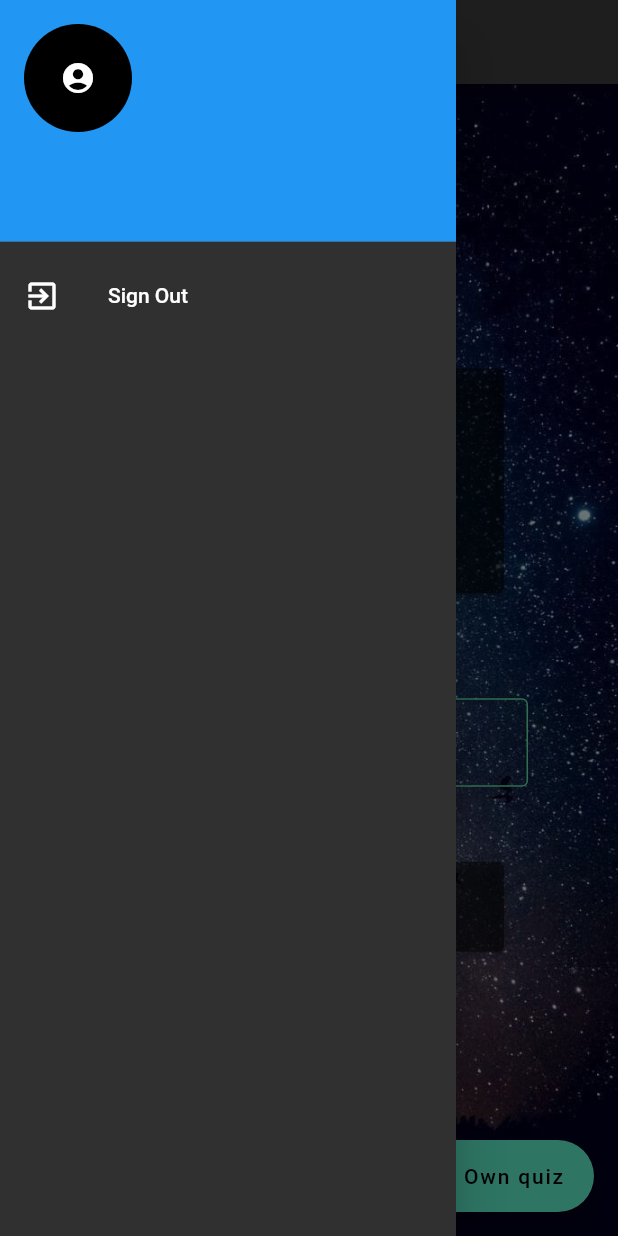
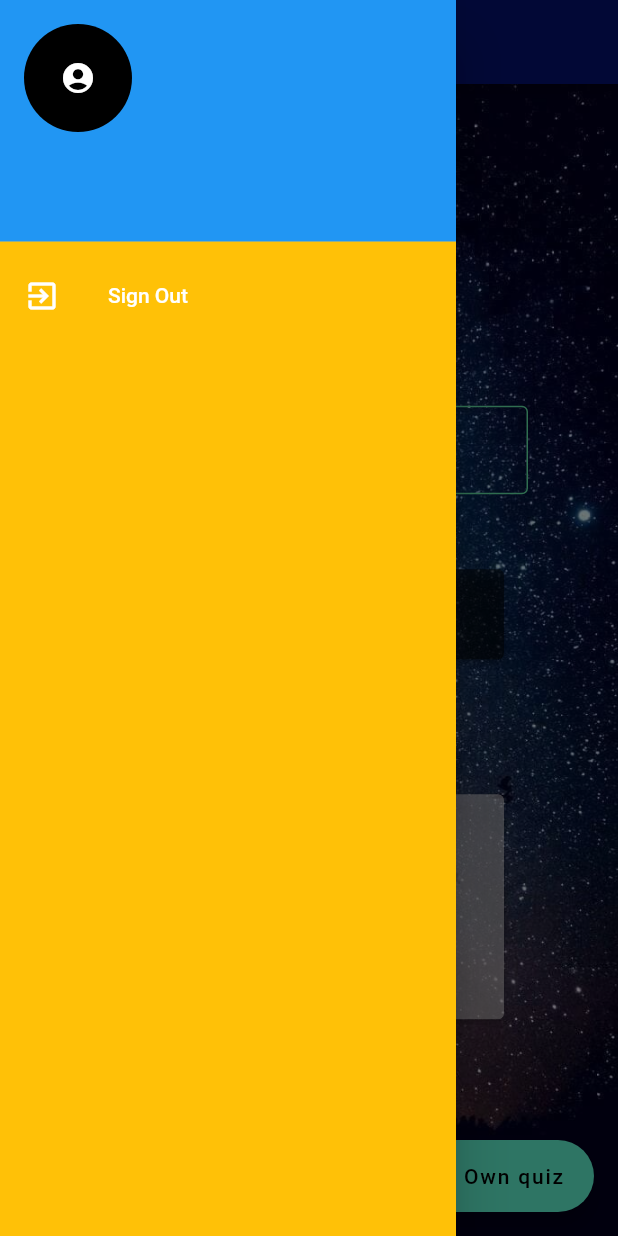
Before and after one commit to aktrxx/PollingApp, a Flutter app: the screen it shows once a user with an empty profile is signed in, in the side drawer, after a tap on "ENTER POLL", on a phone screen of 412 x 824 dp. Run offline on Flutter 3.47's test engine with Material 2 defaults, Android fonts, the phone set to English and light mode, and no system bars; our stand-ins replace cloud_firestore, firebase_auth, firebase_core, flutter_svg, font_awesome_flutter, get and 1 more; missing offline and left inert: qr_code_scanner; accounts and stored records are empty.

Commit message:
final hakcathon

```diff
--- a/lib/Pages/Home.dart
+++ b/lib/Pages/Home.dart
@@ -2,6 +2,8 @@
 
 import 'package:flutter/material.dart';
 import 'package:poll/Pages/AddPoll.dart';
+import 'package:poll/Pages/admin/addquiz.dart';
+import 'package:poll/Pages/groups.dart';
 import 'package:poll/Pages/navbar.dart';
 import 'package:poll/Pages/qr.dart';
 import 'package:poll/Pages/quiz/quiz_screen.dart';
@@ -16,84 +18,79 @@ class HomePage extends StatefulWidget {
 }
 
 class _HomePageState extends State<HomePage> {
-
   String radioItem = '';
   final _codeController = TextEditingController();
   @override
   Widget build(BuildContext context) {
     return Scaffold(
-      floatingActionButton: FloatingActionButton.extended(onPressed: (() => Navigator.push(
-                  context, MaterialPageRoute(builder: (context) => AddPoll())) ),
-                  label: Text('Create Your Own quiz'),),
-      appBar: AppBar(title: Text('HOME'),),
+      floatingActionButton: FloatingActionButton.extended(
+        onPressed: (() => Navigator.push(
+            context, MaterialPageRoute(builder: (context) => AddQuiz()))),
+        label: Text('Create Your Own quiz'),
+      ),
+      appBar: AppBar(
+          title: Text('HOME'),
+          backgroundColor: Color.fromARGB(255, 4, 17, 118)),
       body: Container(
         constraints: const BoxConstraints.expand(),
-
         decoration: const BoxDecoration(
           image: DecorationImage(
               image: AssetImage("assets/treee.jpg"), fit: BoxFit.cover),
         ),
-      child : Center(
+        child: PageView(children: [
+          Center(
             child: Column(
               mainAxisAlignment: MainAxisAlignment.center,
               children: [
+                SizedBox(height: 70),
+                Padding(
+                  padding: EdgeInsets.only(left: 60.0, right: 60.0),
+                  child: TextField(
+                    controller: _codeController,
+                    obscureText: false,
+                    decoration: const InputDecoration(
+                      enabledBorder: OutlineInputBorder(
+                        borderSide:
+                            BorderSide(width: 1, color: Colors.greenAccent),
+                      ),
+                      hintText: 'Enter Code',
+
+                      //fillColor: Colors.black
+                    ),
+                  ),
+                ),
+                SizedBox(height: 50),
+                SizedBox(
+                  height: 60,
+                  width: 260,
+                  child: ElevatedButton(
+                      style: ElevatedButton.styleFrom(
+                        primary: Colors.black.withOpacity(0.5),
+                      ),
+                      onPressed: (() => Navigator.push(
+                          context,
+                          MaterialPageRoute(
+                              builder: (context) => QuizScreen()))),
+                      child: Text('ENTER POLL')),
+                ),
+                SizedBox(height: 90),
                 SizedBox(
                   height: 150,
                   width: 260,
                   child: ElevatedButton(
                       style: ElevatedButton.styleFrom(
-                  backgroundColor: Colors.black.withOpacity(0.5),
-                ),
-                onPressed: (() => Navigator.push(
-                    context, MaterialPageRoute(builder: (context) => QRScan()))),
-                child: Text('QR')
-
-
-          ),
-          ),
-          SizedBox(
-            height: 70
-          ),
-
-
-                      Padding(
-                        padding: EdgeInsets.only(left: 60.0,right: 60.0),
-                       child: TextField(
-                        controller: _codeController,
-                        obscureText: false,
-                        decoration: const InputDecoration(
-                           enabledBorder: OutlineInputBorder(
-                           borderSide: BorderSide(
-                          width: 1, color: Colors.greenAccent),),
-                          hintText: 'Enter Code',
-
-                          //fillColor: Colors.black
-
-                        ),
-                      ),
-                      ),
-
-            SizedBox(
-              height: 50
-            ),
-
-
-
-          SizedBox(
-            height: 60,
-            width: 260,
-
-            child: ElevatedButton(
-              style: ElevatedButton.styleFrom(
-                  primary: Colors.black.withOpacity(0.5),
+                        backgroundColor:
+                            Color.fromARGB(255, 255, 250, 250).withOpacity(0.5),
                       ),
                       onPressed: (() => Navigator.push(context,
-                    MaterialPageRoute(builder: (context) => QuizScreen()))),
-                child: Text('ENTER POLL')),
+                          MaterialPageRoute(builder: (context) => Groups()))),
+                      child: Text('GROUPS')),
                 ),
               ],
             ),
           ),
+          QRScan()
+        ]),
       ),
       drawer: navbar(),
     );
--- a/lib/Pages/navbar.dart
+++ b/lib/Pages/navbar.dart
@@ -1,48 +1,51 @@
 import 'package:firebase_auth/firebase_auth.dart';
 import 'package:flutter/material.dart';
+import 'package:poll/Pages/profile.dart';
 import 'package:poll/pages/google_sign_in.dart';
 // import 'package:poll/Pages/home_p.dart';
 import 'package:provider/provider.dart';
 
-
 class navbar extends StatelessWidget {
   navbar({super.key});
   final user = FirebaseAuth.instance.currentUser!;
-  getProfileImage(){
-    if(user.photoURL != null){
+  getProfileImage() {
+    if (user.photoURL != null) {
       return Image.network(user.photoURL!);
-    }
-    else{
+    } else {
       return Icon(Icons.account_circle);
     }
   }
+
   @override
   Widget build(BuildContext context) {
     return Drawer(
+        backgroundColor: Colors.amber,
         child: ListView(
           padding: EdgeInsets.zero,
           children: [
-        UserAccountsDrawerHeader(accountName: null,
+            UserAccountsDrawerHeader(
+              accountName: null,
               accountEmail: Text(user.email!),
               currentAccountPicture: CircleAvatar(
+                child: InkWell(
+                  onTap: (() => Navigator.push(context,
+                      MaterialPageRoute(builder: (context) => ProfilePage()))),
                   child: ClipOval(
                     child: getProfileImage(),
+                  ),
                 ),
               ),
             ),
             ListTile(
               leading: Icon(Icons.exit_to_app),
               title: Text('Sign Out'),
-          onTap: (){
-              final provider = Provider.of<GoogleSignInProvider>(context, listen: false);
+              onTap: () {
+                final provider =
+                    Provider.of<GoogleSignInProvider>(context, listen: false);
                 provider.logout();
               },
-
             ),
           ],
-     )
-    );
+        ));
   }
-
-
 }
--- a/lib/Pages/qr.dart
+++ b/lib/Pages/qr.dart
@@ -34,8 +34,7 @@ class _QRScanState extends State<QRScan> {
         context, MaterialPageRoute(builder: (context) => QuizScreen()));
     return Text('${result!.code}');
   }
-    return Scaffold(
-      body: Center(
+    return Center(
         child: Column(
           mainAxisAlignment: MainAxisAlignment.center,
           children: <Widget>[
@@ -59,7 +58,7 @@ class _QRScanState extends State<QRScan> {
             )
           ],
         ),
-      ),
+
     );
   }
 }
```
Lines whose indentation alone changed are shown as unchanged.
